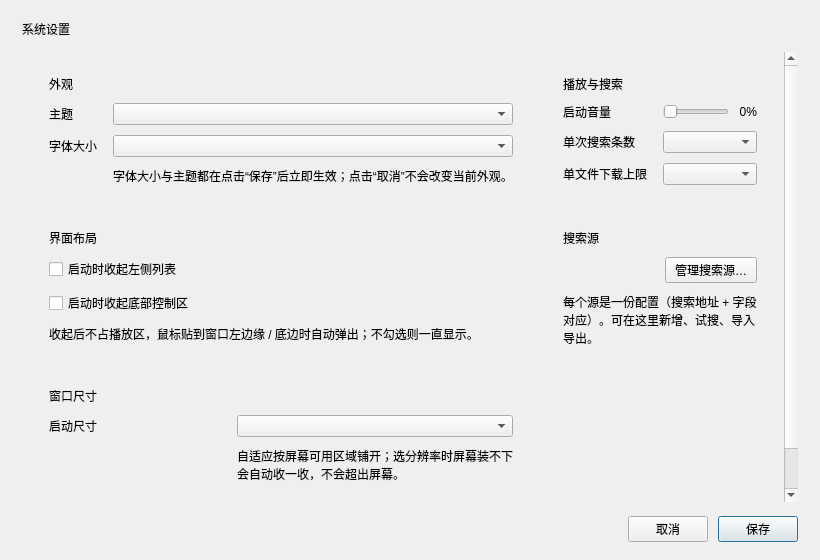
This is src/ui/SettingsDialog.ui in gong1-1989/MusicVideoPlayer as Qt 5 draws it before an edit. The edited form follows.
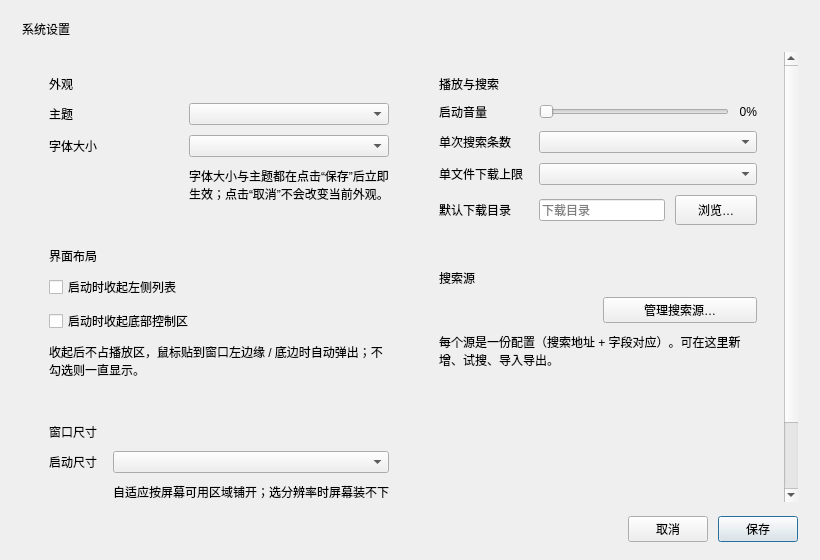
This is the edited form.

Commit message: 下载队列支持续传与内置 FFmpeg 转 MP4，全屏控制条与下载管理器

```diff
--- a/src/ui/SettingsDialog.ui
+++ b/src/ui/SettingsDialog.ui
@@ -139,6 +139,15 @@
               <property name="text">
                <string>字体大小与主题都在点击“保存”后立即生效；点击“取消”不会改变当前外观。</string>
               </property>
+              <property name="wordWrap">
+               <bool>true</bool>
+              </property>
+              <property name="maximumSize">
+               <size>
+                <width>420</width>
+                <height>16777215</height>
+               </size>
+              </property>
              </widget>
             </item>
            </layout>
@@ -416,6 +425,54 @@
             <item row="2" column="1">
              <widget class="QComboBox" name="combo_downloadLimit"/>
             </item>
+            <item row="3" column="0">
+             <widget class="QLabel" name="label_downloadDirCaption">
+              <property name="text">
+               <string>默认下载目录</string>
+              </property>
+             </widget>
+            </item>
+            <item row="3" column="1">
+             <widget class="QWidget" name="downloadDirRow" native="true">
+              <layout class="QHBoxLayout" name="layout_downloadDir">
+               <property name="leftMargin">
+                <number>0</number>
+               </property>
+               <property name="topMargin">
+                <number>0</number>
+               </property>
+               <property name="rightMargin">
+                <number>0</number>
+               </property>
+               <property name="bottomMargin">
+                <number>0</number>
+               </property>
+               <property name="spacing">
+                <number>10</number>
+               </property>
+               <item>
+                <widget class="QLineEdit" name="edit_downloadDir">
+                 <property name="placeholderText">
+                  <string>下载目录</string>
+                 </property>
+                </widget>
+               </item>
+               <item>
+                <widget class="QPushButton" name="btn_browseDownloadDir">
+                 <property name="minimumSize">
+                  <size>
+                   <width>82</width>
+                   <height>30</height>
+                  </size>
+                 </property>
+                 <property name="text">
+                  <string>浏览…</string>
+                 </property>
+                </widget>
+               </item>
+              </layout>
+             </widget>
+            </item>
            </layout>
           </item>
          </layout>
```
The commit also changes 38 other files.
